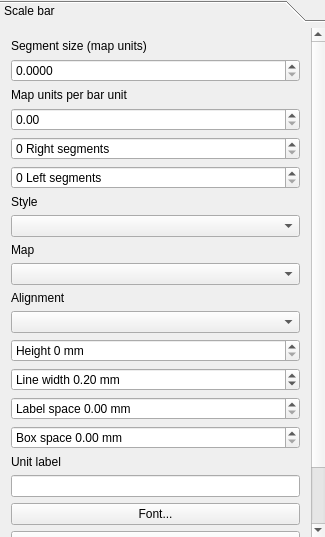
The window that src/ui/qgscomposerscalebarwidgetbase.ui (qgis/QGIS) describes before a commit, drawn with Qt 5.
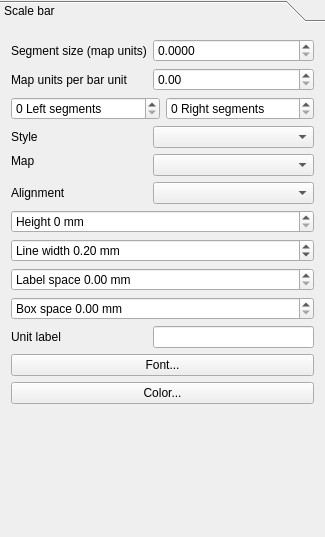
The same window after the commit.

```diff
--- a/src/ui/qgscomposerscalebarwidgetbase.ui
+++ b/src/ui/qgscomposerscalebarwidgetbase.ui
@@ -33,14 +33,14 @@
        <rect>
         <x>0</x>
         <y>0</y>
-        <width>298</width>
-        <height>545</height>
+        <width>325</width>
+        <height>508</height>
        </rect>
       </property>
       <attribute name="label">
        <string>Scale bar</string>
       </attribute>
-      <layout class="QGridLayout" name="gridLayout_2">
+      <layout class="QFormLayout" name="formLayout">
        <item row="0" column="0">
         <widget class="QLabel" name="mSegmentSizeLabel">
          <property name="text">
@@ -54,7 +54,7 @@
          </property>
         </widget>
        </item>
-       <item row="1" column="0">
+       <item row="0" column="1">
         <widget class="QDoubleSpinBox" name="mSegmentSizeSpinBox">
          <property name="decimals">
           <number>4</number>
@@ -64,7 +64,7 @@
          </property>
         </widget>
        </item>
-       <item row="2" column="0">
+       <item row="1" column="0">
         <widget class="QLabel" name="mMapUnitsPerBarUnitLabel">
          <property name="text">
           <string>Map units per bar unit</string>
@@ -77,28 +77,32 @@
          </property>
         </widget>
        </item>
-       <item row="3" column="0">
+       <item row="1" column="1">
         <widget class="QDoubleSpinBox" name="mMapUnitsPerBarUnitSpinBox">
          <property name="maximum">
           <double>9999999999999.000000000000000</double>
          </property>
         </widget>
        </item>
-       <item row="4" column="0">
-        <widget class="QSpinBox" name="mNumberOfSegmentsSpinBox">
-         <property name="suffix">
-          <string> Right segments</string>
-         </property>
-        </widget>
+       <item row="2" column="0" colspan="2">
+        <layout class="QHBoxLayout" name="horizontalLayout">
+         <item>
+          <widget class="QSpinBox" name="mSegmentsLeftSpinBox">
+           <property name="suffix">
+            <string> Left segments</string>
+           </property>
+          </widget>
+         </item>
+         <item>
+          <widget class="QSpinBox" name="mNumberOfSegmentsSpinBox">
+           <property name="suffix">
+            <string> Right segments</string>
+           </property>
+          </widget>
+         </item>
+        </layout>
        </item>
-       <item row="5" column="0">
-        <widget class="QSpinBox" name="mSegmentsLeftSpinBox">
-         <property name="suffix">
-          <string> Left segments</string>
-         </property>
-        </widget>
-       </item>
-       <item row="6" column="0">
+       <item row="3" column="0">
         <widget class="QLabel" name="mStyleLabel">
          <property name="text">
           <string>Style</string>
@@ -108,10 +112,10 @@
          </property>
         </widget>
        </item>
-       <item row="7" column="0">
+       <item row="3" column="1">
         <widget class="QComboBox" name="mStyleComboBox"/>
        </item>
-       <item row="8" column="0">
+       <item row="4" column="0">
         <widget class="QLabel" name="mMapLabel">
          <property name="sizePolicy">
           <sizepolicy hsizetype="Expanding" vsizetype="Fixed">
@@ -130,7 +134,7 @@
          </property>
         </widget>
        </item>
-       <item row="9" column="0">
+       <item row="4" column="1">
         <widget class="QComboBox" name="mMapComboBox">
          <property name="enabled">
           <bool>true</bool>
@@ -143,7 +147,53 @@
          </property>
         </widget>
        </item>
-       <item row="12" column="0">
+       <item row="5" column="0">
+        <widget class="QLabel" name="mAlignmentLabel">
+         <property name="text">
+          <string>Alignment</string>
+         </property>
+        </widget>
+       </item>
+       <item row="5" column="1">
+        <widget class="QComboBox" name="mAlignmentComboBox"/>
+       </item>
+       <item row="10" column="0">
+        <widget class="QLabel" name="mUnitLabelLabel">
+         <property name="text">
+          <string>Unit label</string>
+         </property>
+         <property name="wordWrap">
+          <bool>true</bool>
+         </property>
+         <property name="buddy">
+          <cstring>mUnitLabelLineEdit</cstring>
+         </property>
+        </widget>
+       </item>
+       <item row="10" column="1">
+        <widget class="QLineEdit" name="mUnitLabelLineEdit"/>
+       </item>
+       <item row="11" column="0" colspan="2">
+        <widget class="QPushButton" name="mFontButton">
+         <property name="sizePolicy">
+          <sizepolicy hsizetype="Preferred" vsizetype="Fixed">
+           <horstretch>0</horstretch>
+           <verstretch>0</verstretch>
+          </sizepolicy>
+         </property>
+         <property name="text">
+          <string>Font...</string>
+         </property>
+        </widget>
+       </item>
+       <item row="12" column="0" colspan="2">
+        <widget class="QPushButton" name="mColorPushButton">
+         <property name="text">
+          <string>Color...</string>
+         </property>
+        </widget>
+       </item>
+       <item row="6" column="0" colspan="2">
         <widget class="QSpinBox" name="mHeightSpinBox">
          <property name="suffix">
           <string> mm</string>
@@ -153,7 +203,7 @@
          </property>
         </widget>
        </item>
-       <item row="13" column="0">
+       <item row="7" column="0" colspan="2">
         <widget class="QDoubleSpinBox" name="mLineWidthSpinBox">
          <property name="sizePolicy">
           <sizepolicy hsizetype="Expanding" vsizetype="Fixed">
@@ -178,7 +228,7 @@
          </property>
         </widget>
        </item>
-       <item row="14" column="0">
+       <item row="8" column="0" colspan="2">
         <widget class="QDoubleSpinBox" name="mLabelBarSpaceSpinBox">
          <property name="prefix">
           <string>Label space </string>
@@ -188,7 +238,7 @@
          </property>
         </widget>
        </item>
-       <item row="15" column="0">
+       <item row="9" column="0" colspan="2">
         <widget class="QDoubleSpinBox" name="mBoxSizeSpinBox">
          <property name="prefix">
           <string>Box space </string>
@@ -198,43 +248,7 @@
          </property>
         </widget>
        </item>
-       <item row="16" column="0">
-        <widget class="QLabel" name="mUnitLabelLabel">
-         <property name="text">
-          <string>Unit label</string>
-         </property>
-         <property name="wordWrap">
-          <bool>true</bool>
-         </property>
-         <property name="buddy">
-          <cstring>mUnitLabelLineEdit</cstring>
-         </property>
-        </widget>
-       </item>
-       <item row="17" column="0">
-        <widget class="QLineEdit" name="mUnitLabelLineEdit"/>
-       </item>
-       <item row="18" column="0">
-        <widget class="QPushButton" name="mFontButton">
-         <property name="sizePolicy">
-          <sizepolicy hsizetype="Preferred" vsizetype="Fixed">
-           <horstretch>0</horstretch>
-           <verstretch>0</verstretch>
-          </sizepolicy>
-         </property>
-         <property name="text">
-          <string>Font...</string>
-         </property>
-        </widget>
-       </item>
-       <item row="19" column="0">
-        <widget class="QPushButton" name="mColorPushButton">
-         <property name="text">
-          <string>Color...</string>
-         </property>
-        </widget>
-       </item>
-       <item row="20" column="0">
+       <item row="13" column="0" colspan="2">
         <spacer name="verticalSpacer">
          <property name="orientation">
           <enum>Qt::Vertical</enum>
@@ -247,16 +261,6 @@
          </property>
         </spacer>
        </item>
-       <item row="11" column="0">
-        <widget class="QComboBox" name="mAlignmentComboBox"/>
-       </item>
-       <item row="10" column="0">
-        <widget class="QLabel" name="mAlignmentLabel">
-         <property name="text">
-          <string>Alignment</string>
-         </property>
-        </widget>
-       </item>
       </layout>
      </widget>
     </widget>
```
